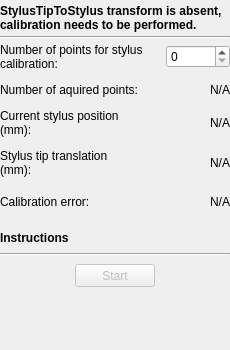
PlusToolkit/PlusApp, file PlusApp/fCal/Toolboxes/QStylusCalibrationToolbox.ui: the form before one commit.
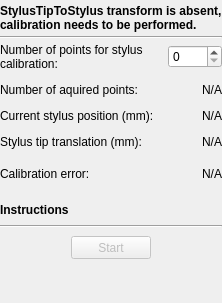
The form after the commit.

Patch:
```diff
--- a/PlusApp/fCal/Toolboxes/QStylusCalibrationToolbox.ui
+++ b/PlusApp/fCal/Toolboxes/QStylusCalibrationToolbox.ui
@@ -2,12 +2,6 @@
 <ui version="4.0">
  <class>StylusCalibrationToolbox</class>
  <widget class="QWidget" name="StylusCalibrationToolbox">
-  <property name="minimumSize">
-   <size>
-    <width>230</width>
-    <height>350</height>
-   </size>
-  </property>
   <property name="windowTitle">
    <string>Stylus calibration</string>
   </property>
@@ -52,11 +46,14 @@
    </item>
    <item>
     <layout class="QHBoxLayout" name="horizontalLayout_7">
-     <property name="spacing">
-      <number>4</number>
-     </property>
      <item>
       <widget class="QLabel" name="labelNumberOfStylusCalibrationPoints">
+       <property name="sizePolicy">
+        <sizepolicy hsizetype="Preferred" vsizetype="Preferred">
+         <horstretch>8</horstretch>
+         <verstretch>0</verstretch>
+        </sizepolicy>
+       </property>
        <property name="text">
         <string>Number of points for stylus calibration:</string>
        </property>
@@ -67,11 +64,11 @@
      </item>
      <item>
       <widget class="QSpinBox" name="spinBox_NumberOfStylusCalibrationPoints">
-       <property name="maximumSize">
-        <size>
-         <width>64</width>
-         <height>16777215</height>
-        </size>
+       <property name="sizePolicy">
+        <sizepolicy hsizetype="Minimum" vsizetype="Fixed">
+         <horstretch>2</horstretch>
+         <verstretch>0</verstretch>
+        </sizepolicy>
        </property>
        <property name="maximum">
         <number>2000</number>
@@ -104,11 +101,14 @@
    </item>
    <item>
     <layout class="QHBoxLayout" name="horizontalLayout_2">
-     <property name="spacing">
-      <number>4</number>
-     </property>
      <item>
       <widget class="QLabel" name="label_1">
+       <property name="sizePolicy">
+        <sizepolicy hsizetype="Preferred" vsizetype="Preferred">
+         <horstretch>8</horstretch>
+         <verstretch>0</verstretch>
+        </sizepolicy>
+       </property>
        <property name="text">
         <string>Number of aquired points:</string>
        </property>
@@ -121,7 +121,7 @@
       <widget class="QLabel" name="label_NumberOfPoints">
        <property name="sizePolicy">
         <sizepolicy hsizetype="Expanding" vsizetype="Preferred">
-         <horstretch>0</horstretch>
+         <horstretch>2</horstretch>
          <verstretch>0</verstretch>
         </sizepolicy>
        </property>
@@ -159,11 +159,14 @@
    </item>
    <item>
     <layout class="QHBoxLayout" name="horizontalLayout_6">
-     <property name="spacing">
-      <number>4</number>
-     </property>
      <item>
       <widget class="QLabel" name="label_CurrentPositionText">
+       <property name="sizePolicy">
+        <sizepolicy hsizetype="Preferred" vsizetype="Preferred">
+         <horstretch>8</horstretch>
+         <verstretch>0</verstretch>
+        </sizepolicy>
+       </property>
        <property name="toolTip">
         <string>In reference tool coordinate system</string>
        </property>
@@ -179,7 +182,7 @@
       <widget class="QLabel" name="label_CurrentPosition">
        <property name="sizePolicy">
         <sizepolicy hsizetype="Expanding" vsizetype="Preferred">
-         <horstretch>0</horstretch>
+         <horstretch>2</horstretch>
          <verstretch>0</verstretch>
         </sizepolicy>
        </property>
@@ -228,6 +231,12 @@
     <layout class="QHBoxLayout" name="horizontalLayout_5">
      <item>
       <widget class="QLabel" name="label_StylusTipTransformText">
+       <property name="sizePolicy">
+        <sizepolicy hsizetype="Preferred" vsizetype="Preferred">
+         <horstretch>8</horstretch>
+         <verstretch>0</verstretch>
+        </sizepolicy>
+       </property>
        <property name="text">
         <string>Stylus tip translation (mm):</string>
        </property>
@@ -240,7 +249,7 @@
       <widget class="QLabel" name="label_StylusTipTransform">
        <property name="sizePolicy">
         <sizepolicy hsizetype="Expanding" vsizetype="Preferred">
-         <horstretch>0</horstretch>
+         <horstretch>2</horstretch>
          <verstretch>0</verstretch>
         </sizepolicy>
        </property>
@@ -278,11 +287,14 @@
    </item>
    <item>
     <layout class="QHBoxLayout" name="horizontalLayout_4">
-     <property name="spacing">
-      <number>4</number>
-     </property>
      <item>
       <widget class="QLabel" name="label_CalibrationErrorText">
+       <property name="sizePolicy">
+        <sizepolicy hsizetype="Preferred" vsizetype="Preferred">
+         <horstretch>8</horstretch>
+         <verstretch>0</verstretch>
+        </sizepolicy>
+       </property>
        <property name="text">
         <string>Calibration error:</string>
        </property>
@@ -295,7 +307,7 @@
       <widget class="QLabel" name="label_CalibrationError">
        <property name="sizePolicy">
         <sizepolicy hsizetype="Expanding" vsizetype="Preferred">
-         <horstretch>0</horstretch>
+         <horstretch>2</horstretch>
          <verstretch>0</verstretch>
         </sizepolicy>
        </property>
@@ -388,34 +400,48 @@
    </item>
    <item>
     <layout class="QHBoxLayout" name="horizontalLayout">
+     <item>
+      <spacer name="horizontalSpacer">
+       <property name="orientation">
+        <enum>Qt::Horizontal</enum>
+       </property>
+       <property name="sizeHint" stdset="0">
+        <size>
+         <width>40</width>
+         <height>20</height>
+        </size>
+       </property>
+      </spacer>
+     </item>
      <item>
       <widget class="QPushButton" name="pushButton_StartStop">
        <property name="enabled">
         <bool>false</bool>
        </property>
-       <property name="sizePolicy">
-        <sizepolicy hsizetype="Fixed" vsizetype="Fixed">
-         <horstretch>0</horstretch>
-         <verstretch>0</verstretch>
-        </sizepolicy>
-       </property>
        <property name="minimumSize">
         <size>
          <width>80</width>
          <height>23</height>
         </size>
        </property>
-       <property name="maximumSize">
-        <size>
-         <width>80</width>
-         <height>23</height>
-        </size>
-       </property>
        <property name="text">
         <string>Start</string>
        </property>
       </widget>
      </item>
+     <item>
+      <spacer name="horizontalSpacer_2">
+       <property name="orientation">
+        <enum>Qt::Horizontal</enum>
+       </property>
+       <property name="sizeHint" stdset="0">
+        <size>
+         <width>40</width>
+         <height>20</height>
+        </size>
+       </property>
+      </spacer>
+     </item>
     </layout>
    </item>
    <item>
```
